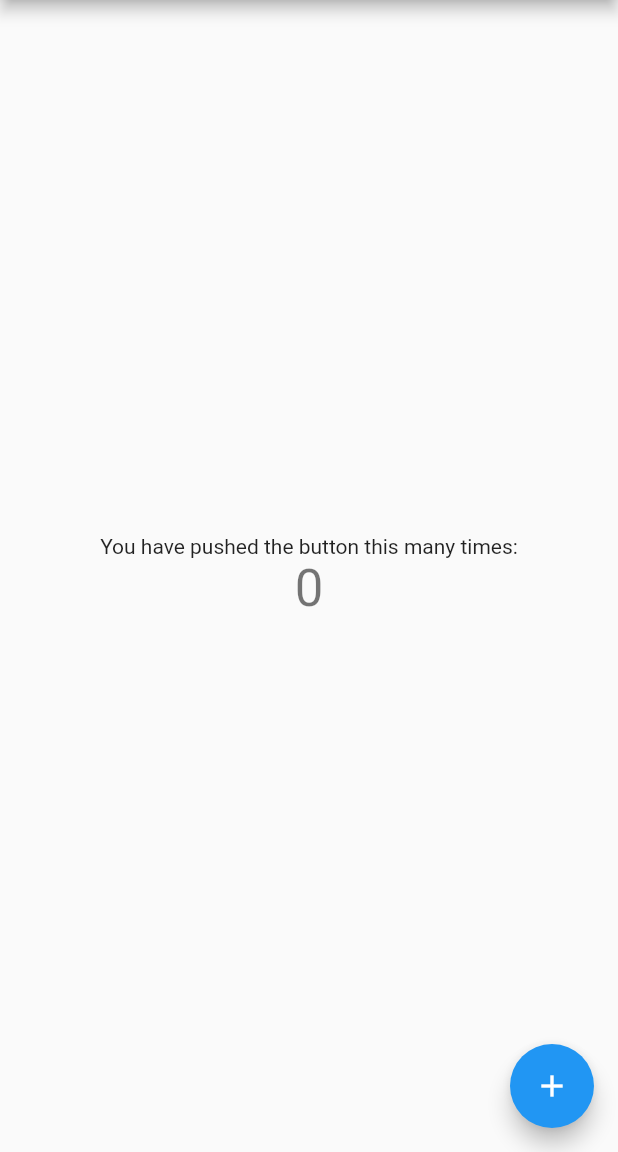
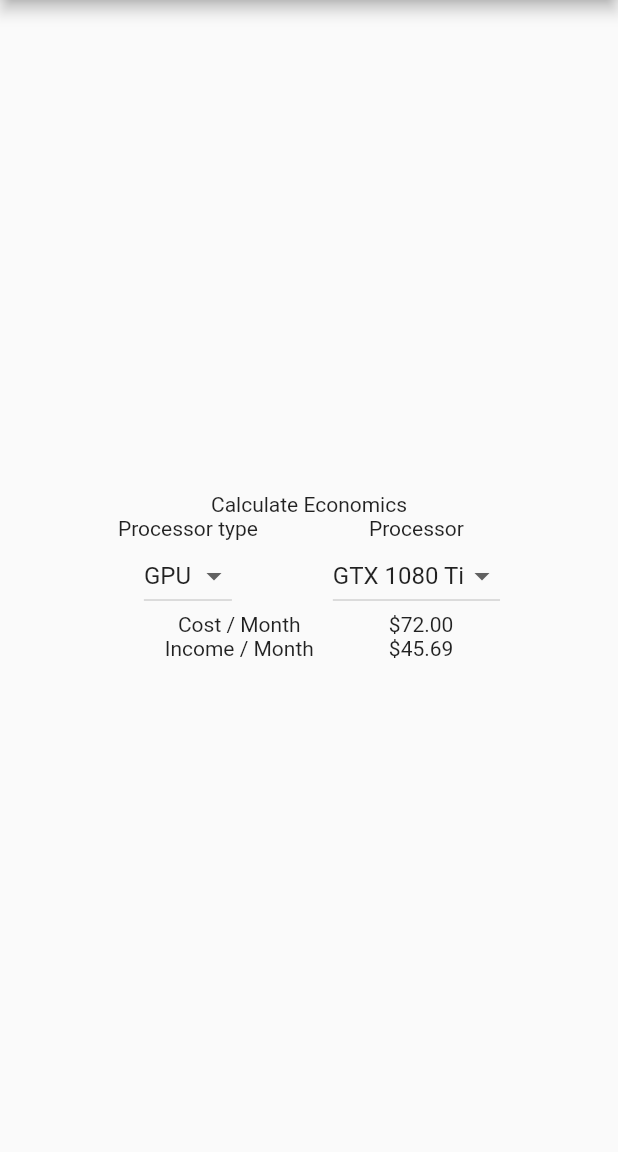
Before and after one commit to will33/crytovis2, a Flutter app: the screen it shows after launch, on a phone screen of 412 x 824 dp, the part 84-1236 px from its top. Run offline on Flutter 3.47's test engine with Material 2 defaults, Android fonts, the phone set to English and light mode, and no system bars.

Commit message:
Basic functionality (with shitty math)

```diff
--- a/lib/main.dart
+++ b/lib/main.dart
@@ -13,7 +13,7 @@ class MyApp extends StatelessWidget {
       theme: ThemeData(
         // This is the theme of your application.
         //
-        // Try running your application with "flutter run". You'll see the
+        // Try running your application with "fl utter run". You'll see the
         // application has a blue toolbar. Then, without quitting the app, try
         // changing the primarySwatch below to Colors.green and then invoke
         // "hot reload" (press "r" in the console where you ran "flutter run",
@@ -46,18 +46,43 @@ class MyHomePage extends StatefulWidget {
 }
 
 class _MyHomePageState extends State<MyHomePage> {
-  int _counter = 0;
+  var _processorTypes = ['ASIC', 'GPU', 'CPU'];
+  String _selectedProcessorType = 'GPU';
+  var _processors = {
+    'ASIC': ['AntMiner', 'AC130', 'SPS320'],
+    'GPU': ['GTX 1080 Ti', 'RTX 2070S', 'RX 480'],
+    'CPU': ['i7 7700k', 'i5 3750k', '5700X']
+  };
+  // in Watts
+  var _powerUsages = {
+    'AntMiner': 1000,
+    'AC130': 800,
+    'SPS320': 900,
+    'GTX 1080 Ti': 500,
+    'RTX 2070S': 400,
+    'RX 480': 300,
+    'i7 7700k': 180,
+    'i5 3750k': 100,
+    '5700X': 200
+  };
+  // in MH/s
+  var _hashRates = {
+    'AntMiner': 700,
+    'AC130': 800,
+    'SPS320': 900,
+    'GTX 1080 Ti': 45.69,
+    'RTX 2070S': 43,
+    'RX 480': 30.29,
+    'i7 7700k': 5,
+    'i5 3750k': 4,
+    '5700X': 6
+  };
+  // in price / Wh
+  double _electricityPrice = 0.0002;
+  double _moneyPerMegahash = 5 / 3600;
+  int _hoursInMonth = 24 * 30;
 
-  void _incrementCounter() {
-    setState(() {
-      // This call to setState tells the Flutter framework that something has
-      // changed in this State, which causes it to rerun the build method below
-      // so that the display can reflect the updated values. If we changed
-      // _counter without calling setState(), then the build method would not be
-      // called again, and so nothing would appear to happen.
-      _counter++;
-    });
-  }
+  String _selectedProcessor = 'GTX 1080 Ti';
 
   @override
   Widget build(BuildContext context) {
@@ -76,38 +101,88 @@ class _MyHomePageState extends State<MyHomePage> {
       body: Center(
         // Center is a layout widget. It takes a single child and positions it
         // in the middle of the parent.
-        child: Column(
-          // Column is also a layout widget. It takes a list of children and
-          // arranges them vertically. By default, it sizes itself to fit its
-          // children horizontally, and tries to be as tall as its parent.
-          //
-          // Invoke "debug painting" (press "p" in the console, choose the
-          // "Toggle Debug Paint" action from the Flutter Inspector in Android
-          // Studio, or the "Toggle Debug Paint" command in Visual Studio Code)
-          // to see the wireframe for each widget.
-          //
-          // Column has various properties to control how it sizes itself and
-          // how it positions its children. Here we use mainAxisAlignment to
-          // center the children vertically; the main axis here is the vertical
-          // axis because Columns are vertical (the cross axis would be
-          // horizontal).
+        child: Column (
           mainAxisAlignment: MainAxisAlignment.center,
-          children: <Widget>[
-            Text(
-              'You have pushed the button this many times:',
+          children: [
+            Text('Calculate Economics'),
+            Row(
+              mainAxisAlignment: MainAxisAlignment.center,
+              children: [
+                Column(
+                  children: [
+                    Text('Processor type'),
+                    DropdownButton(
+                      value: _selectedProcessorType,
+                      onChanged: (String newValue) {
+                        setState(() {
+                          _selectedProcessorType = newValue;
+                          _selectedProcessor = _processors[_selectedProcessorType].first;
+                        });
+                      },
+                      items: _processorTypes.map<DropdownMenuItem<String>>((String value) {
+                        return DropdownMenuItem<String>(
+                          value: value,
+                          child: Text(value),
+                        );
+                      }).toList(),
+                    )
+                  ],
+                ),
+                Container(
+                  width: 50,
+                ),
+                Column(
+                  children: [
+                    Text('Processor'),
+                    DropdownButton(
+                      value: _processors[_selectedProcessorType].contains(_selectedProcessor) ? _selectedProcessor : _processors[_selectedProcessorType].first,
+                      onChanged: (String newValue) {
+                        setState(() {
+                          _selectedProcessor = newValue;
+                        });
+                      },
+                      items: _processors[_selectedProcessorType].map<DropdownMenuItem<String>>((String value) {
+                        return DropdownMenuItem<String>(
+                          value: value,
+                          child: Text(value),
+                        );
+                      }).toList(),
+                    )
+                  ],
+                ),
+              ],
             ),
-            Text(
-              '$_counter',
-              style: Theme.of(context).textTheme.headline4,
-            ),
+            Row(
+              mainAxisAlignment: MainAxisAlignment.center,
+              children: [
+                Column(
+                  children: [
+                    Text('Cost / Month'),
+                    Text('Income / Month')
+                  ],
+                ),
+                Container(
+                  width: 50,
+                ),
+                Column(
+                  children: [
+                    Text('\$' + calculateCosts().toStringAsFixed(2)),
+                    Text('\$' + calculateIncome().toStringAsFixed(2)),
+                  ],
+                )
+              ],
+            )
           ],
-        ),
+        )
       ),
-      floatingActionButton: FloatingActionButton(
-        onPressed: _incrementCounter,
-        tooltip: 'Increment',
-        child: Icon(Icons.add),
-      ), // This trailing comma makes auto-formatting nicer for build methods.
     );
   }
+
+  double calculateCosts() {
+    return _electricityPrice * _hoursInMonth * _powerUsages[_selectedProcessor];
+  }
+
+  double calculateIncome() {
+    return _moneyPerMegahash * _hoursInMonth * _hashRates[_selectedProcessor];
+  }
 }
```
